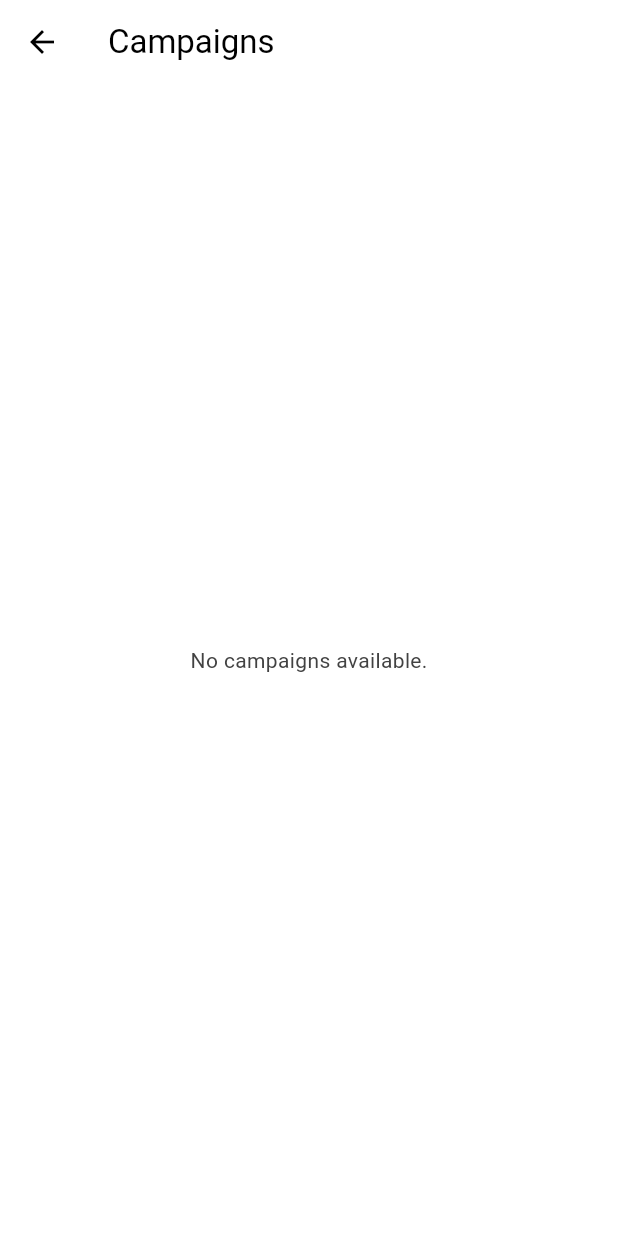
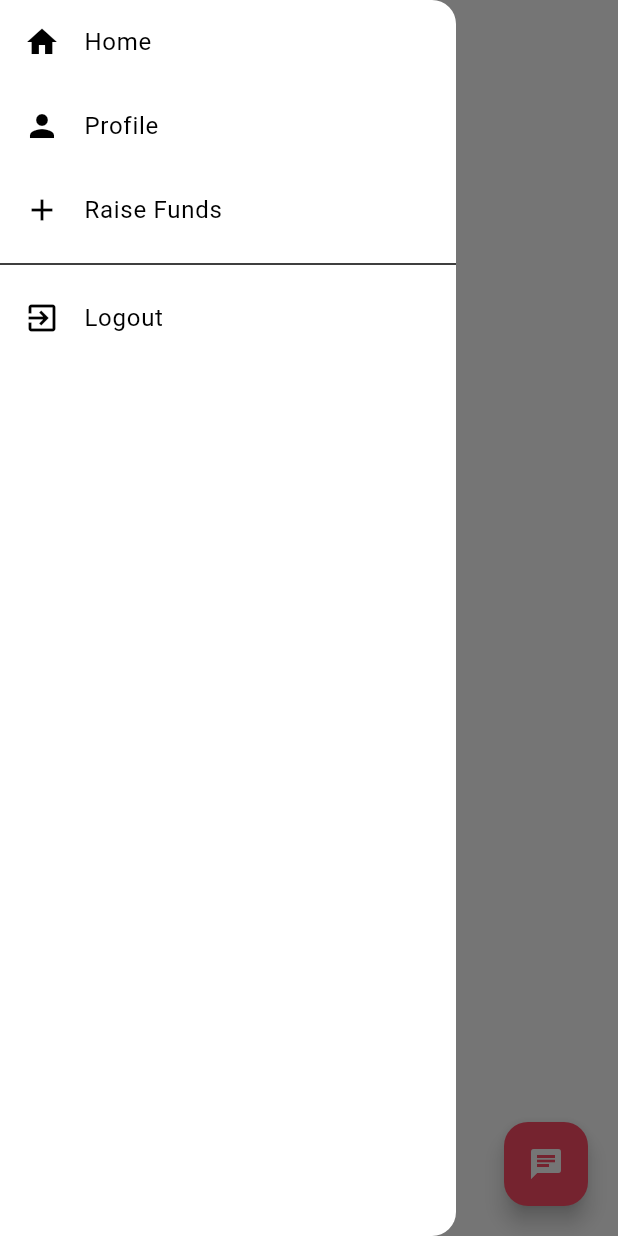
Before and after one commit to sujanae/fund_app, a Flutter app: the HomePage screen opened directly, with the side drawer open (before the commit the screen has no drawer), on a phone screen of 412 x 824 dp. Run offline on Flutter 3.47's test engine with Material 3 defaults, Android fonts, the light colour scheme and no system bars; our stand-ins replace smooth_page_indicator, supabase_flutter; accounts and stored records are empty.

Commit message:
finished home page

```diff
--- a/lib/pages/home_page.dart
+++ b/lib/pages/home_page.dart
@@ -1,5 +1,12 @@
 import 'package:flutter/material.dart';
+import 'package:fund_app/pages/services/fetch_campaign.dart';
 import 'package:supabase_flutter/supabase_flutter.dart';
+
+import 'package:fund_app/pages/auth/auth_service.dart';
+import 'package:fund_app/pages/chat_bot/chat_bot.dart';
+import 'package:fund_app/pages/login_page.dart';
+import 'package:fund_app/pages/user_profile/profile_page.dart';
+import 'package:fund_app/pages/raise_fund/raisefund_page.dart';
 import 'package:fund_app/pages/widgets/campaign_widget.dart';
 
 class HomePage extends StatefulWidget {
@@ -10,34 +17,53 @@ class HomePage extends StatefulWidget {
 }
 
 class _HomePageState extends State<HomePage> {
-  final supabase = Supabase.instance.client;
-  late Future<List<Map<String, dynamic>>> _campaignsFuture;
+  final authService = AuthService();
+  final SupabaseClient supabase = Supabase.instance.client;
+
+  bool _isChatbotVisible = false;
+  List<Map<String, dynamic>> _campaigns = [];
+  bool _isLoading = true;
 
   @override
   void initState() {
     super.initState();
-    _campaignsFuture = fetchCampaigns();
+    _loadCampaigns();
   }
 
-  // Fetch campaigns data from Supabase
-  Future<List<Map<String, dynamic>>> fetchCampaigns() async {
+  Future<void> _loadCampaigns() async {
     try {
-      // Fetch data from the 'campaigns' table
-      final response = await supabase
-          .from('campaigns') // Ensure the table name is correct
-          .select() // Select all columns
-          .execute(); // Execute the query
+      final campaigns = await fetchCampaigns();
+      setState(() {
+        _campaigns = campaigns;
+        _isLoading = false;
+      });
+    } catch (e) {
+      setState(() {
+        _isLoading = false;
+      });
+      ScaffoldMessenger.of(context).showSnackBar(
+        SnackBar(content: Text('Error loading campaigns: $e')),
+      );
+    }
+  }
 
-      if (response.error != null) {
-        // If there was an error, throw it
-        throw response.error!.message;
-      }
+  void _toggleChatbotVisibility() {
+    setState(() {
+      _isChatbotVisible = !_isChatbotVisible;
+    });
+  }
 
-      // If successful, return the list of campaigns
-      return List<Map<String, dynamic>>.from(response.data);
+  void _logout() async {
+    try {
+      await authService.signOut();
+      Navigator.pushReplacement(
+        context,
+        MaterialPageRoute(builder: (context) => const LoginPage()),
+      );
     } catch (e) {
-      print('Error fetching campaigns: $e');
-      return [];
+      ScaffoldMessenger.of(context).showSnackBar(
+        SnackBar(content: Text('Error logging out: $e')),
+      );
     }
   }
 
@@ -47,31 +73,84 @@ class _HomePageState extends State<HomePage> {
       appBar: AppBar(
         title: const Text("Campaigns"),
       ),
-      body: FutureBuilder<List<Map<String, dynamic>>>(
-        future: _campaignsFuture,
-        builder: (context, snapshot) {
-          if (snapshot.connectionState == ConnectionState.waiting) {
-            return const Center(child: CircularProgressIndicator());
-          } else if (snapshot.hasError) {
-            return Center(child: Text('Error: ${snapshot.error}'));
-          } else if (!snapshot.hasData || snapshot.data!.isEmpty) {
-            return const Center(child: Text('No campaigns available.'));
-          } else {
-            final campaigns = snapshot.data!;
-            return ListView.builder(
-              itemCount: campaigns.length,
-              itemBuilder: (context, index) {
-                final campaign = campaigns[index];
-                return CampaignWidget(
-                  title: campaign['title'] ??
-                      'No Title', // Adjust based on your table schema
-                  targetAmount: campaign['target_amount'] ?? 0,
-                  currentAmount: campaign['current_amount'] ?? 0,
+      drawer: Drawer(
+        child: ListView(
+          children: [
+            ListTile(
+              title: const Text("Home"),
+              leading: const Icon(Icons.home),
+              onTap: () {
+                Navigator.pop(context); // Close the drawer
+              },
+            ),
+            ListTile(
+              title: const Text("Profile"),
+              leading: const Icon(Icons.person),
+              onTap: () {
+                Navigator.push(
+                  context,
+                  MaterialPageRoute(builder: (context) => const ProfilePage()),
                 );
               },
-            );
-          }
-        },
+            ),
+            ListTile(
+              title: const Text("Raise Funds"),
+              leading: const Icon(Icons.add),
+              onTap: () {
+                Navigator.push(
+                    context,
+                    MaterialPageRoute(
+                        builder: (context) => const RaiseFundsPage()));
+              },
+            ),
+            const Divider(),
+            ListTile(
+              title: const Text("Logout"),
+              leading: const Icon(Icons.exit_to_app),
+              onTap: _logout,
+            ),
+          ],
+        ),
+      ),
+      body: Stack(
+        children: [
+          // Main content - List of campaigns
+          _isLoading
+              ? const Center(child: CircularProgressIndicator())
+              : _campaigns.isEmpty
+                  ? const Center(child: Text('No campaigns found'))
+                  : ListView.builder(
+                      itemCount: _campaigns.length,
+                      itemBuilder: (context, index) {
+                        final campaign = _campaigns[index];
+                        return CampaignWidget(
+                          title: campaign['title'] ?? 'No Title',
+                          targetAmount: campaign['target_amount'] ?? 0,
+                          currentAmount: campaign['current_amount'] ?? 0,
+                        );
+                      },
+                    ),
+
+          // Chatbot widget
+          if (_isChatbotVisible)
+            Positioned(
+              bottom: 10,
+              right: 10,
+              child: ChatBotWidget(
+                onClose: _toggleChatbotVisibility,
+              ),
+            ),
+
+          // Floating Action Button to toggle chatbot visibility
+          Positioned(
+            bottom: 20,
+            right: 20,
+            child: FloatingActionButton(
+              onPressed: _toggleChatbotVisibility,
+              child: const Icon(Icons.chat),
+            ),
+          ),
+        ],
       ),
     );
   }
```
Also changed, not shown: lib/pages/services/fetch_campaign.dart (added, +26 -0 lines).
